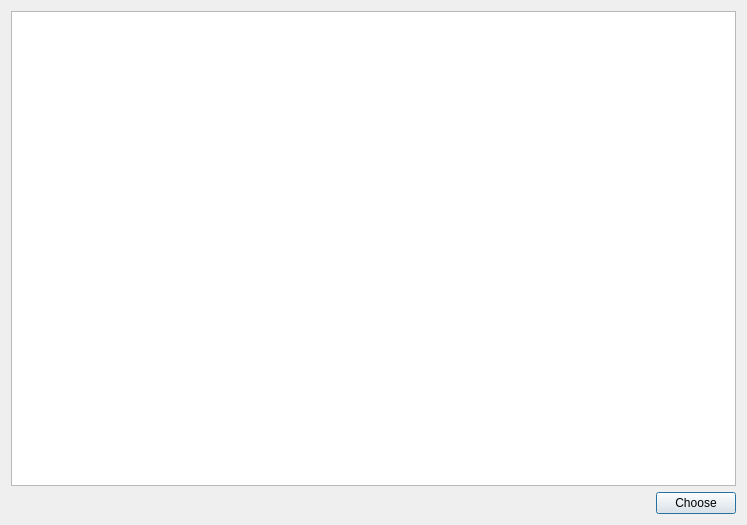
Before: the Qt Designer form src/gui/ui/addressbookdialog.ui in FandomGold/XFG-wallet, drawn with Qt 5.
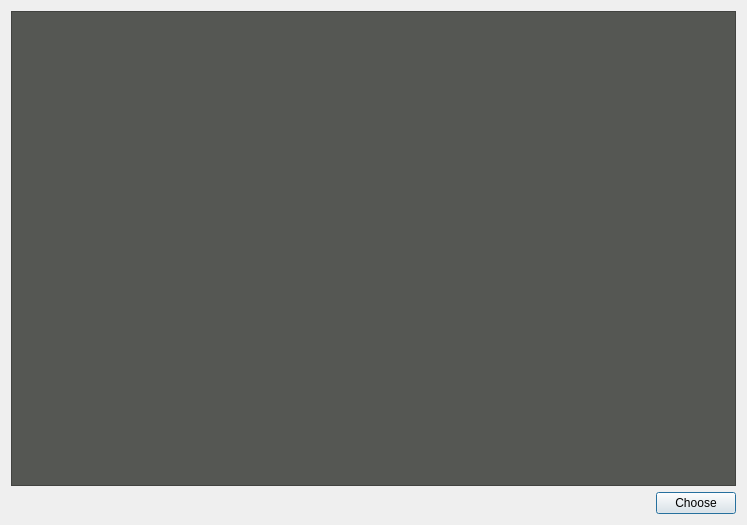
After: the same form once the commit is applied. Icons and pictures are not drawn.

Commit message: address book background

```diff
--- a/src/gui/ui/addressbookdialog.ui
+++ b/src/gui/ui/addressbookdialog.ui
@@ -18,6 +18,8 @@
     <widget class="QTreeView" name="m_addressBookView">
      <property name="styleSheet">
       <string notr="true">font-family:orbitron;
+       background-color: rgb(85, 87, 83);
+       color: rgb(211, 215, 207);
 </string>
      </property>
     </widget>
```
